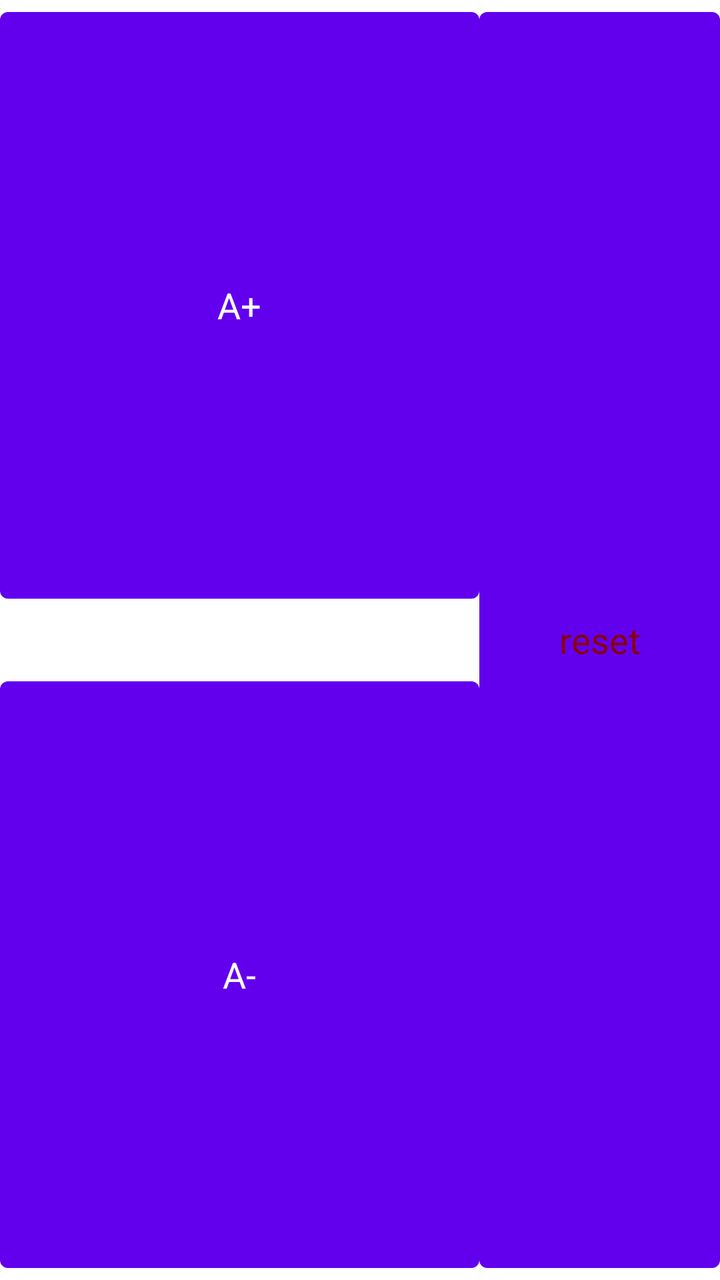
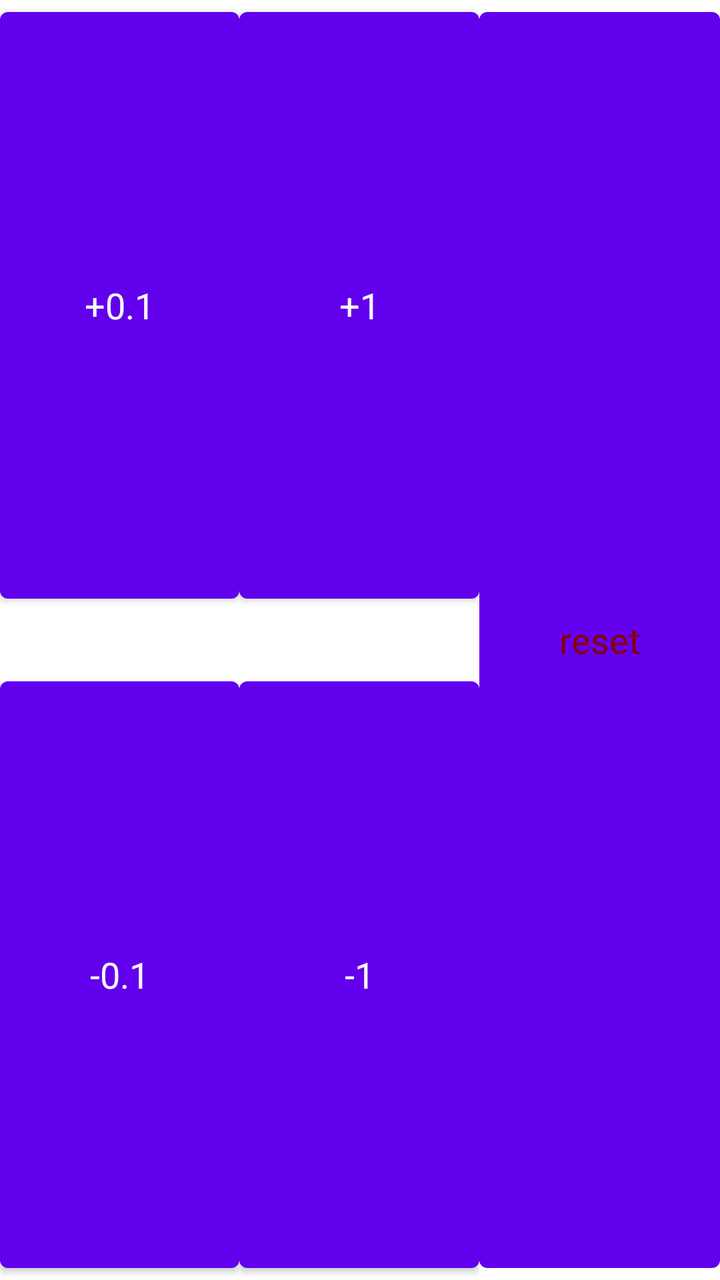

An Android layout rendered at two revisions. The XML below is the earlier revision; the diff shows what the commit changed to produce the second picture.
<!-- AndroidManifest.xml: fallback theme Theme.MaterialComponents.DayNight.NoActionBar -->
<!-- res/layout/afreq_buttons.xml -->
<?xml version="1.0" encoding="utf-8"?>
<LinearLayout xmlns:android="http://schemas.android.com/apk/res/android"
    android:orientation="horizontal"
    android:layout_width="fill_parent"
    android:layout_height="fill_parent">
    <LinearLayout
	android:layout_width="1dp"
	android:layout_height="fill_parent"
	android:layout_weight="2"
	android:orientation="vertical">
	<Button
	    android:layout_width="fill_parent"
	    android:layout_height="1dp"
	    android:layout_weight="1"
	    android:text="A+"
	    android:textAppearance="?android:attr/textAppearanceMedium"
	    android:onClick="A_incr" />
	<TextView android:id="@+id/center_display2"
	    android:layout_width="fill_parent"
	    android:layout_height="wrap_content"
	    android:gravity="center"
	    android:lines="1"
	    android:singleLine="true"
	    android:textAppearance="?android:attr/textAppearanceLarge" 
	    android:textColor="#66F" />
	<Button
	    android:layout_width="fill_parent"
	    android:layout_height="1dp"
	    android:layout_weight="1"
	    android:text="A-"
	    android:textAppearance="?android:attr/textAppearanceMedium"
	    android:onClick="A_decr" />
    </LinearLayout>
    <Button
	android:layout_width="1dp"
	android:layout_height="fill_parent"
	android:layout_weight="1"
	android:text="reset"
	android:textAppearance="?android:attr/textAppearanceMedium"
	android:textColor="#800"
	android:onClick="reset_afreq" />
</LinearLayout>
<!-- resources referenced by this layout -->
<resources>

</resources>

<!-- the commit's change to res/layout/afreq_buttons.xml (unified diff, before → after) -->
@@ -8,13 +8,26 @@
 	android:layout_height="fill_parent"
 	android:layout_weight="2"
 	android:orientation="vertical">
-	<Button
+	<LinearLayout
+	    android:orientation="horizontal"
 	    android:layout_width="fill_parent"
 	    android:layout_height="1dp"
-	    android:layout_weight="1"
-	    android:text="A+"
-	    android:textAppearance="?android:attr/textAppearanceMedium"
-	    android:onClick="A_incr" />
+	    android:layout_weight="1">
+	    <Button
+		android:layout_width="1dp"
+		android:layout_height="fill_parent"
+		android:layout_weight="1"
+		android:text="+0.1"
+		android:textAppearance="?android:attr/textAppearanceMedium"
+		android:onClick="A_incrp1" />
+	    <Button
+		android:layout_width="1dp"
+		android:layout_height="fill_parent"
+		android:layout_weight="1"
+		android:text="+1"
+		android:textAppearance="?android:attr/textAppearanceMedium"
+		android:onClick="A_incr1" />
+	</LinearLayout>
 	<TextView android:id="@+id/center_display2"
 	    android:layout_width="fill_parent"
 	    android:layout_height="wrap_content"
@@ -23,13 +36,26 @@
 	    android:singleLine="true"
 	    android:textAppearance="?android:attr/textAppearanceLarge" 
 	    android:textColor="#66F" />
-	<Button
+	<LinearLayout
+	    android:orientation="horizontal"
 	    android:layout_width="fill_parent"
 	    android:layout_height="1dp"
-	    android:layout_weight="1"
-	    android:text="A-"
-	    android:textAppearance="?android:attr/textAppearanceMedium"
-	    android:onClick="A_decr" />
+	    android:layout_weight="1">
+	    <Button
+		android:layout_width="1dp"
+		android:layout_height="fill_parent"
+		android:layout_weight="1"
+		android:text="-0.1"
+		android:textAppearance="?android:attr/textAppearanceMedium"
+		android:onClick="A_decrp1" />
+	    <Button
+		android:layout_width="1dp"
+		android:layout_height="fill_parent"
+		android:layout_weight="1"
+		android:text="-1"
+		android:textAppearance="?android:attr/textAppearanceMedium"
+		android:onClick="A_decr1" />
+	</LinearLayout>
     </LinearLayout>
     <Button
 	android:layout_width="1dp"
